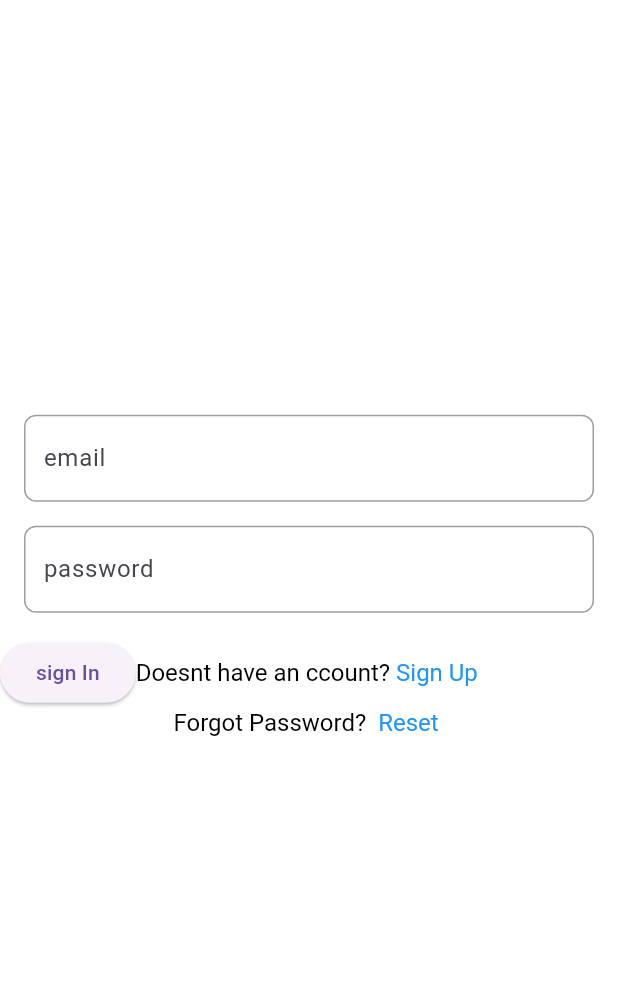
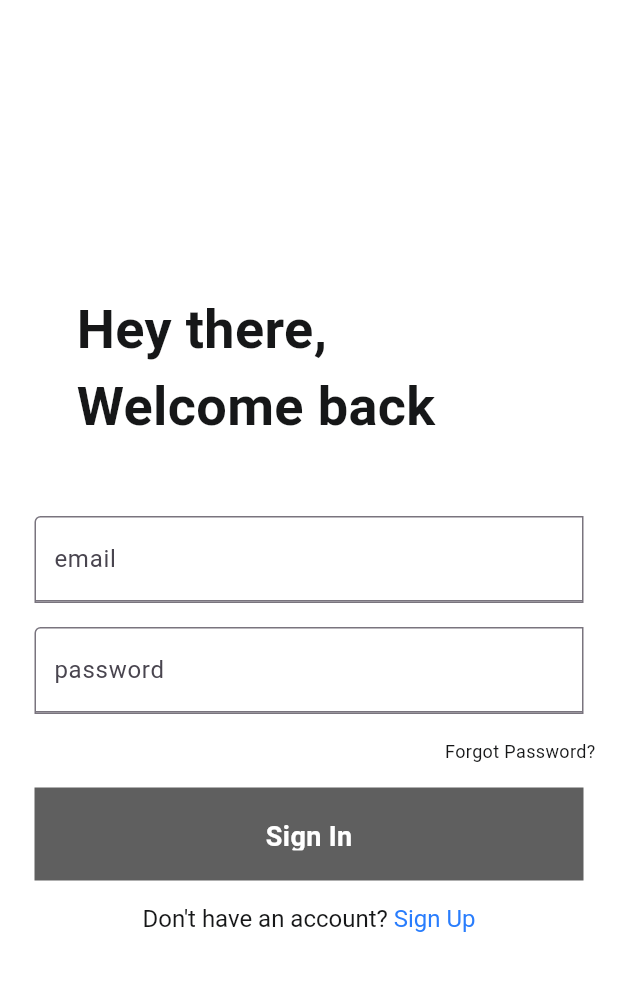
Before and after one commit to muhammadolammi/autobucket, a Flutter app: the SignInView screen opened by its route, on a phone screen of 412 x 824 dp, the part 84-1075 px from its top. Run offline on Flutter 3.47's test engine with Material 3 defaults, Android fonts, the phone set to English and light mode, and no system bars; our stand-ins replace cloud_firestore, firebase_auth, firebase_core, flutter_riverpod, fpdart; accounts and stored records are empty; generated files the repository leaves out were written again; Roboto replaces fonts that are missing (inter).

Commit message:
auth designs done

```diff
--- /dev/null
+++ b/lib/components/auth.dart
@@ -0,0 +1,41 @@
+// ignore_for_file: public_member_api_docs, sort_constructors_first
+import 'package:flutter/material.dart';
+
+class AuthButton extends StatelessWidget {
+  final String labelText;
+  final Function() func;
+  const AuthButton({
+    Key? key,
+    required this.labelText,
+    required this.func,
+  }) : super(key: key);
+
+  @override
+  Widget build(BuildContext context) {
+    return GestureDetector(
+      onTap: func,
+      child: Container(
+        width: 366,
+        height: 62,
+        color: Color(0xff5F5F5F),
+        margin: EdgeInsets.all(16),
+        padding: EdgeInsets.symmetric(
+          vertical: 20,
+          horizontal: 56,
+        ),
+
+        child: Center(
+            child: Text(
+          labelText,
+          style: TextStyle(
+            color: Color(0xffFFFFFF),
+            fontFamily: 'inter',
+            fontWeight: FontWeight.w600,
+            fontSize: 18,
+          ),
+        )),
+        // style: ButtonStyle(),
+      ),
+    );
+  }
+}
--- a/lib/components/customfield.dart
+++ b/lib/components/customfield.dart
@@ -19,17 +19,44 @@ class _CustomFormFieldState extends State<CustomFormField> {
   @override
   Widget build(BuildContext context) {
     return Container(
+      width: 366,
+      // height: 56,
       margin: EdgeInsets.only(bottom: 16.0, left: 16.0, right: 16.0),
       decoration: BoxDecoration(
-        borderRadius: BorderRadius.circular(8.0),
-        border: Border.all(color: Colors.grey),
+        borderRadius: BorderRadius.only(
+          topLeft: Radius.circular(4),
+          bottomLeft: Radius.circular(0),
+          bottomRight: Radius.circular(0),
+          topRight: Radius.circular(0),
+        ),
+        border: Border.all(
+          color: Color(0xFF79747E),
+          width: 1,
+        ),
+
+        // borderRadius: BorderRadius.circular(8.0),
+
+        // Set opacity to 0 to hide the container
+        // Set to 1 to make it fully visible
       ),
       child: TextFormField(
         controller: widget.controller,
         decoration: InputDecoration(
           labelText: widget.labelText,
+          floatingLabelBehavior: FloatingLabelBehavior.never,
           contentPadding: EdgeInsets.symmetric(horizontal: 12.0, vertical: 8.0),
-          border: InputBorder.none,
+          focusedBorder: OutlineInputBorder(
+            borderSide: BorderSide(
+              color: Color(0xff6dc1ff),
+              width: 2,
+            ),
+            borderRadius: BorderRadius.only(
+              topLeft: Radius.circular(4),
+              bottomLeft: Radius.circular(0),
+              bottomRight: Radius.circular(0),
+              topRight: Radius.circular(0),
+            ),
+          ),
         ),
       ),
     );
--- a/lib/features/auth/views/signInView.dart
+++ b/lib/features/auth/views/signInView.dart
@@ -1,11 +1,18 @@
+import 'dart:ui';
+
 import 'package:autobucket/common/common.dart';
 import 'package:autobucket/components/appbar.dart';
+import 'package:autobucket/components/auth.dart';
 import 'package:autobucket/components/customfield.dart';
 import 'package:autobucket/features/auth/controller.dart';
 import 'package:autobucket/features/auth/views/signUpView.dart';
 import 'package:autobucket/features/home/view.dart';
 import 'package:autobucket/provider.dart';
+import 'package:flutter/cupertino.dart';
 import 'package:flutter/gestures.dart';
+import 'package:flutter/rendering.dart';
+import 'package:flutter/services.dart';
+import 'package:flutter/widgets.dart';
 import 'package:flutter_riverpod/flutter_riverpod.dart';
 import 'package:flutter/material.dart';
 
@@ -24,6 +31,12 @@ class _SignInViewState extends ConsumerState<SignInView> {
     final passwordContoller = TextEditingController();
     final isloading = ref.watch(authNotifierProvider);
     final auth = ref.watch(authNotifierProvider.notifier);
+    void signInUser() {
+      auth.signIn(
+          password: passwordContoller.text,
+          email: emailContoller.text,
+          context: context);
+    }
 
     return Scaffold(
       appBar: myAppBar,
@@ -34,34 +47,84 @@ class _SignInViewState extends ConsumerState<SignInView> {
               child: Column(
                 mainAxisAlignment: MainAxisAlignment.center,
                 children: [
+                  Container(
+                    width: 338,
+                    height: 150,
+                    margin: EdgeInsets.symmetric(
+                      vertical: 24,
+                      horizontal: 14,
+                    ),
+                    padding: EdgeInsets.symmetric(
+                      vertical: 24,
+                      horizontal: 14,
+                    ),
+                    child: Text(
+                      "Hey there, Welcome back",
+                      style: TextStyle(
+                        color: Color(0xff161718),
+                        fontFamily: "roboto",
+                        fontWeight: FontWeight.w600,
+                        fontSize: 36,
+                      ),
+                    ),
+                  ),
                   CustomFormField(
                       labelText: "email", controller: emailContoller),
                   CustomFormField(
                       labelText: "password", controller: passwordContoller),
+                  //forgot pass
+                  GestureDetector(
+                    onTap: () {},
+                    child: Row(
+                      mainAxisAlignment: MainAxisAlignment.end,
+                      children: [
+                        Container(
+                          // alignment: Alignment.centerRight,
+                          // width: 96,
+                          // height: 14,
+                          // margin: EdgeInsets.only(top: 20),
+                          padding: EdgeInsets.only(right: 15),
+                          child: Text(
+                            "Forgot Password?",
+                            style: TextStyle(
+                              color: Color(0xff161718),
+                              fontFamily: "roboto",
+                              fontWeight: FontWeight.w400,
+                              fontSize: 12,
+                            ),
+                            textAlign: TextAlign.center,
+                          ),
+                        ),
+                      ],
+                    ),
+                  ),
+                  //Sign In button
+                  AuthButton(
+                    labelText: "Sign In",
+                    func: signInUser,
+                  ),
                   Row(
+                    mainAxisAlignment: MainAxisAlignment.center,
                     children: [
-                      ElevatedButton(
-                          onPressed: () {
-                            //Todo add signin func
-                            auth.signIn(
-                                password: passwordContoller.text,
-                                email: emailContoller.text,
-                                context: context);
-                          },
-                          child: Text("sign In")),
                       RichText(
                           text: TextSpan(
-                              text: "Doesnt have an ccount?",
+                              text: "Don't have an account?",
                               style: const TextStyle(
                                 fontSize: 16,
-                                color: Colors.black,
+                                color: Color(
+                                  0xff161718,
+                                ),
+                                fontWeight: FontWeight.w400,
+                                fontFamily: 'roboto',
                               ),
                               children: [
                             TextSpan(
                               text: ' Sign Up',
                               style: const TextStyle(
-                                color: Colors.blue,
+                                color: Color(0xff297DFD),
                                 fontSize: 16,
+                                fontFamily: 'roboto',
+                                fontWeight: FontWeight.w400,
                               ),
                               recognizer: TapGestureRecognizer()
                                 ..onTap = () {
@@ -73,28 +136,6 @@ class _SignInViewState extends ConsumerState<SignInView> {
                           ])),
                     ],
                   ),
-                  RichText(
-                      text: TextSpan(
-                          text: "Forgot Password? ",
-                          style: const TextStyle(
-                            fontSize: 16,
-                            color: Colors.black,
-                          ),
-                          children: [
-                        TextSpan(
-                          text: ' Reset ',
-                          style: const TextStyle(
-                            color: Colors.blue,
-                            fontSize: 16,
-                          ),
-                          recognizer: TapGestureRecognizer()
-                            ..onTap = () {
-                              print("tapped");
-                              // Navigator.pushNamed(
-                              //     context, LoginView.routeId);
-                            },
-                        ),
-                      ])),
                 ],
               ),
             ),
--- a/lib/features/auth/views/signUpView.dart
+++ b/lib/features/auth/views/signUpView.dart
@@ -1,5 +1,6 @@
 import 'package:autobucket/common/common.dart';
 import 'package:autobucket/components/appbar.dart';
+import 'package:autobucket/components/auth.dart';
 import 'package:autobucket/components/customfield.dart';
 import 'package:autobucket/features/auth/controller.dart';
 import 'package:autobucket/features/auth/views/signInView.dart';
@@ -28,6 +29,18 @@ class _SignUpState extends ConsumerState<SignUpView> {
     final passwordContoller = TextEditingController();
     final auth = ref.watch(authNotifierProvider.notifier);
     final isloading = ref.watch(authNotifierProvider);
+    void signUpUser() {
+      auth.signUp(
+          user: UserModel(
+              name: nameContoller.text,
+              email: emailContoller.text,
+              password: passwordContoller.text,
+              isWorker: false,
+              isAdmin: false,
+              profilePic: "",
+              gender: genderContoller.text),
+          context: context);
+    }
 
     return Scaffold(
       appBar: myAppBar,
@@ -38,42 +51,58 @@ class _SignUpState extends ConsumerState<SignUpView> {
               child: Column(
                 mainAxisAlignment: MainAxisAlignment.center,
                 children: [
+                  Container(
+                    width: 338,
+                    height: 150,
+                    margin: EdgeInsets.symmetric(
+                      vertical: 24,
+                      horizontal: 14,
+                    ),
+                    padding: EdgeInsets.symmetric(
+                      vertical: 24,
+                      horizontal: 14,
+                    ),
+                    child: Text(
+                      "Hey there, Welcome OnBoard",
+                      style: TextStyle(
+                        color: Color(0xff161718),
+                        fontFamily: "roboto",
+                        fontWeight: FontWeight.w600,
+                        fontSize: 36,
+                      ),
+                    ),
+                  ),
                   CustomFormField(
                       labelText: "email", controller: emailContoller),
                   CustomFormField(
                       labelText: "password", controller: passwordContoller),
-                  CustomFormField(labelText: "name", controller: nameContoller),
-                  CustomFormField(
-                      labelText: "gender", controller: genderContoller),
+                  //TODO Determine How to get Name and Gender
+                  // CustomFormField(labelText: "name", controller: nameContoller),
+                  // CustomFormField(
+                  //     labelText: "gender", controller: genderContoller),
+                  AuthButton(labelText: "Sign Up", func: signUpUser),
                   Row(
+                    mainAxisAlignment: MainAxisAlignment.center,
                     children: [
-                      ElevatedButton(
-                          onPressed: () {
-                            auth.signUp(
-                                user: UserModel(
-                                    name: nameContoller.text,
-                                    email: emailContoller.text,
-                                    password: passwordContoller.text,
-                                    isWorker: false,
-                                    isAdmin: false,
-                                    profilePic: "",
-                                    gender: genderContoller.text),
-                                context: context);
-                          },
-                          child: Text("sign up")),
                       RichText(
                           text: TextSpan(
                               text: "Already have an account?",
                               style: const TextStyle(
                                 fontSize: 16,
-                                color: Colors.black,
+                                color: Color(
+                                  0xff161718,
+                                ),
+                                fontWeight: FontWeight.w400,
+                                fontFamily: 'roboto',
                               ),
                               children: [
                             TextSpan(
                               text: ' Sign In',
                               style: const TextStyle(
-                                color: Colors.blue,
+                                color: Color(0xff297DFD),
                                 fontSize: 16,
+                                fontFamily: 'roboto',
+                                fontWeight: FontWeight.w400,
                               ),
                               recognizer: TapGestureRecognizer()
                                 ..onTap = () {
@@ -84,7 +113,7 @@ class _SignUpState extends ConsumerState<SignUpView> {
                             ),
                           ])),
                     ],
-                  )
+                  ),
                 ],
               ),
             ),
```
Also changed, not shown: 1 other file.
